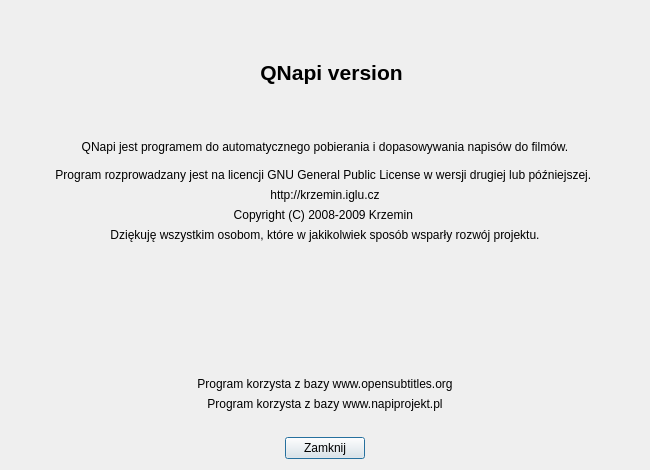
Above: ui/frmabout.ui from QNapi/qnapi before the change. Below: the same form after it.
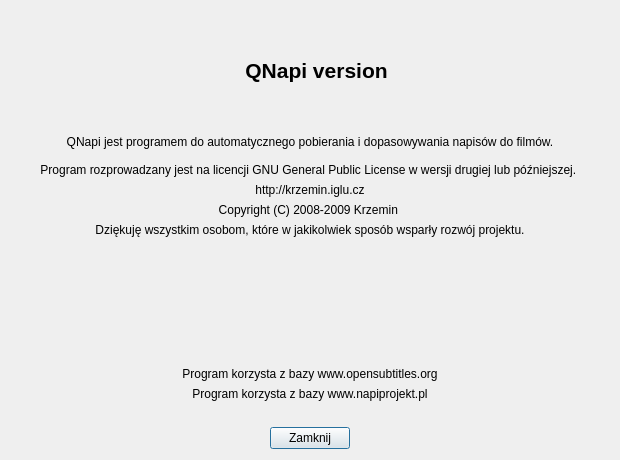
That is the form after the change. Icons and pictures are not drawn.

Commit message: Poprawione rozmiary.

```diff
--- a/ui/frmabout.ui
+++ b/ui/frmabout.ui
@@ -5,16 +5,22 @@
    <rect>
     <x>0</x>
     <y>0</y>
-    <width>650</width>
-    <height>470</height>
+    <width>620</width>
+    <height>460</height>
    </rect>
   </property>
+  <property name="minimumSize" >
+   <size>
+    <width>620</width>
+    <height>460</height>
+   </size>
+  </property>
   <property name="windowTitle" >
    <string>QNapi - informacje o programie</string>
   </property>
-  <layout class="QGridLayout" name="gridLayout" >
+  <layout class="QGridLayout" >
    <item row="0" column="0" colspan="5" >
-    <layout class="QHBoxLayout" name="horizontalLayout" >
+    <layout class="QHBoxLayout" >
      <item>
       <widget class="QLabel" name="lbIcon" >
        <property name="sizePolicy" >
@@ -123,11 +129,11 @@
     </widget>
    </item>
    <item row="5" column="0" >
-    <spacer name="horizontalSpacer_3" >
+    <spacer>
      <property name="orientation" >
       <enum>Qt::Horizontal</enum>
      </property>
-     <property name="sizeHint" stdset="0" >
+     <property name="sizeHint" >
       <size>
        <width>165</width>
        <height>20</height>
@@ -158,11 +164,11 @@
     </widget>
    </item>
    <item row="5" column="4" >
-    <spacer name="horizontalSpacer_4" >
+    <spacer>
      <property name="orientation" >
       <enum>Qt::Horizontal</enum>
      </property>
-     <property name="sizeHint" stdset="0" >
+     <property name="sizeHint" >
       <size>
        <width>175</width>
        <height>20</height>
@@ -197,14 +203,14 @@
     </widget>
    </item>
    <item row="8" column="0" colspan="5" >
-    <spacer name="verticalSpacer" >
+    <spacer>
      <property name="orientation" >
       <enum>Qt::Vertical</enum>
      </property>
      <property name="sizeType" >
       <enum>QSizePolicy::Fixed</enum>
      </property>
-     <property name="sizeHint" stdset="0" >
+     <property name="sizeHint" >
       <size>
        <width>358</width>
        <height>20</height>
@@ -213,11 +219,11 @@
     </spacer>
    </item>
    <item row="9" column="0" colspan="2" >
-    <spacer name="horizontalSpacer" >
+    <spacer>
      <property name="orientation" >
       <enum>Qt::Horizontal</enum>
      </property>
-     <property name="sizeHint" stdset="0" >
+     <property name="sizeHint" >
       <size>
        <width>217</width>
        <height>20</height>
@@ -233,11 +239,11 @@
     </widget>
    </item>
    <item row="9" column="3" colspan="2" >
-    <spacer name="horizontalSpacer_2" >
+    <spacer>
      <property name="orientation" >
       <enum>Qt::Horizontal</enum>
      </property>
-     <property name="sizeHint" stdset="0" >
+     <property name="sizeHint" >
       <size>
        <width>226</width>
        <height>20</height>
```
Left out of the diff: 2 changed lines with no effect on the pictures.
